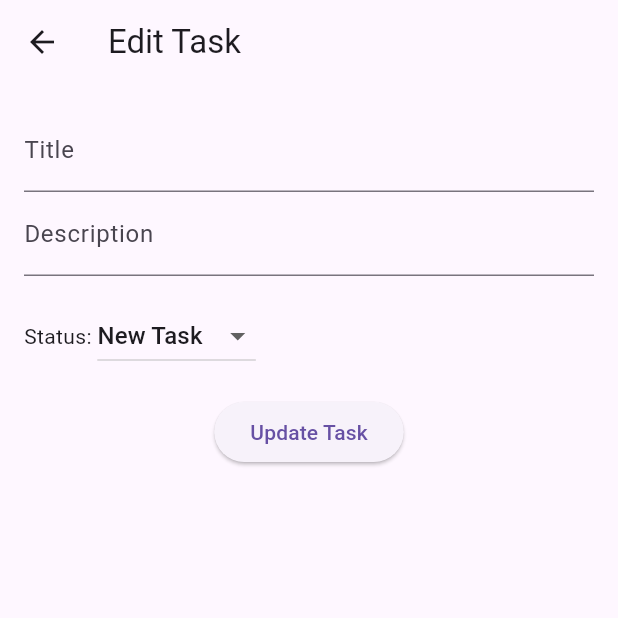
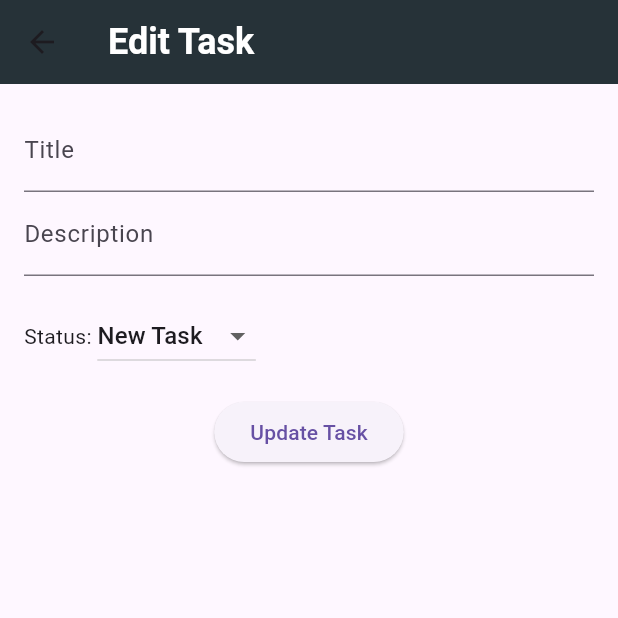
Before and after one commit to sametartann/task_master, a Flutter app: the TaskEditScreen screen opened directly with empty values, on a phone screen of 412 x 824 dp, the top half of it. Run offline on Flutter 3.47's test engine with Material 3 defaults, Android fonts, the phone set to English and light mode, and no system bars; our stand-ins replace sqflite; accounts and stored records are empty.

Commit message:
added functionalities

```diff
--- a/lib/screens/task_detail_screen.dart
+++ b/lib/screens/task_detail_screen.dart
@@ -100,6 +100,12 @@ class _TaskDetailScreenState extends State<TaskDetailScreen> {
                           child: Text(_getTaskStatusString(value)),
                         );
                       }).toList(),
+                      // extend the width dropdown to the right of the screen
+                      underline: Container(
+                        height: 2,
+                        color: Colors.blueGrey[900],
+                      ),
+                      borderRadius: BorderRadius.circular(12),
                     ),
                   ],
                 ),
--- a/lib/screens/task_edit_screen.dart
+++ b/lib/screens/task_edit_screen.dart
@@ -36,7 +36,8 @@ class _TaskEditScreenState extends State<TaskEditScreen> {
   Widget build(BuildContext context) {
     return Scaffold(
       appBar: AppBar(
-        title: Text('Edit Task'),
+        title: Text('Edit Task',style: TextStyle(color: Colors.white, fontSize: 24, fontWeight: FontWeight.bold)),
+        backgroundColor: Colors.blueGrey[900],
       ),
       body: Padding(
         padding: const EdgeInsets.all(16.0),
```
Also changed, not shown: 1 other file.
